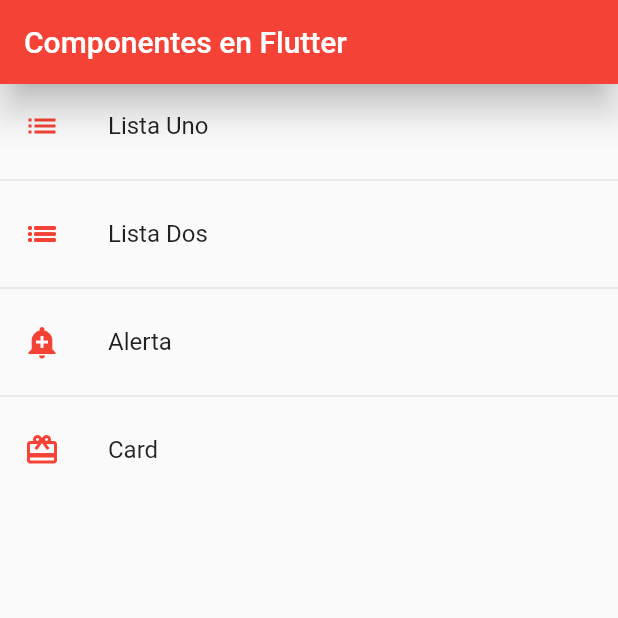
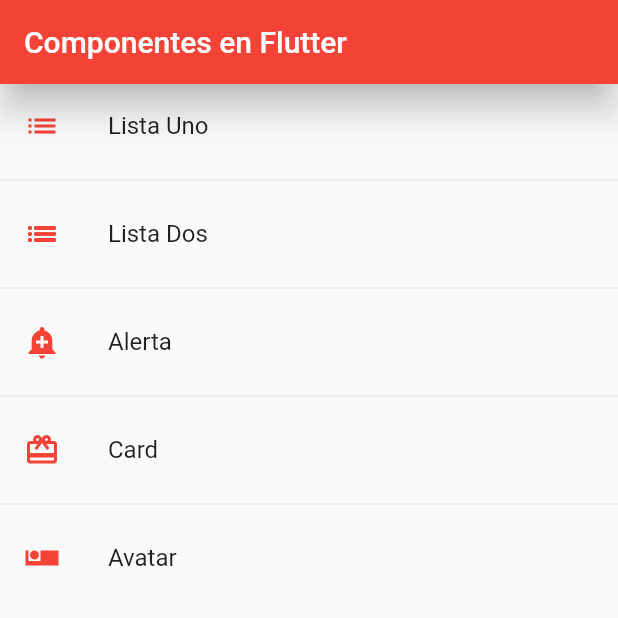
Before and after one commit to dayanescamilla/FlutterComponents, a Flutter app: the screen it shows after launch, on a phone screen of 412 x 824 dp, the top half of it. Run offline on Flutter 3.47's test engine with Material 2 defaults, Android fonts, the phone set to English and light mode, and no system bars.

Commit message:
Se agregaron nuevo fichero Avatar

```diff
--- a/lib/models/menu_options.dart
+++ b/lib/models/menu_options.dart
@@ -1,8 +1,11 @@
+// ignore: unused_shown_name
 import 'package:flutter/material.dart' show IconData, Widget;
 
 class MenuOptions {
   final String route;
+  // ignore: prefer_typing_uninitialized_variables
   final icon;
+  // ignore: prefer_typing_uninitialized_variables
   final name;
   final Widget screen;
 
--- a/lib/router/app_routes.dart
+++ b/lib/router/app_routes.dart
@@ -27,6 +27,11 @@ class AppRoutes {
         icon: Icons.card_giftcard,
         name: 'Card',
         screen: const CardScreen()),
+    MenuOptions(
+        route: 'avatar',
+        icon: Icons.airline_seat_individual_suite_sharp,
+        name: 'Avatar',
+        screen: const AvatarScreen()),
   ];
 
   static Map<String, Widget Function(BuildContext)> getAppRoutes() {
--- a/lib/screens/card_screen.dart
+++ b/lib/screens/card_screen.dart
@@ -1,6 +1,6 @@
 import 'package:flutter/material.dart';
 import 'package:flutter_components/Widgets/widgets.dart';
-import 'package:flutter_components/theme/app_theme.dart';
+//import 'package:flutter_components/theme/app_theme.dart';
 
 class CardScreen extends StatelessWidget {
   const CardScreen({super.key});
--- a/lib/screens/screens.dart
+++ b/lib/screens/screens.dart
@@ -1,3 +1,4 @@
+export 'package:flutter_components/screens/avatar_screen.dart';
 export 'package:flutter_components/screens/alert_screen.dart';
 export 'package:flutter_components/screens/card_screen.dart';
 export 'package:flutter_components/screens/home_screen.dart';
--- a/lib/theme/app_theme.dart
+++ b/lib/theme/app_theme.dart
@@ -13,7 +13,16 @@ class AppTheme {
       textButtonTheme: TextButtonThemeData(
         style: TextButton.styleFrom(foregroundColor: colorPrimario),
       ),
-  );
+      //Floating action button
+      floatingActionButtonTheme: const FloatingActionButtonThemeData(
+          backgroundColor: AppTheme.colorPrimario, elevation: 5),
+
+      //ElevatedButoon
+      elevatedButtonTheme: ElevatedButtonThemeData(
+          style: ElevatedButton.styleFrom(
+              backgroundColor: colorPrimario,
+              shape: const StadiumBorder(),
+              elevation: 0)));
   //Tema oscuro
   static final ThemeData darkTheme = ThemeData.dark().copyWith(
     primaryColor: colorPrimario,
```
Also changed, not shown: lib/screens/alert_screen.dart (+90 -3 lines), lib/screens/avatar_screen.dart (added, +32 -0 lines). Lines whose indentation alone changed are shown as unchanged.
